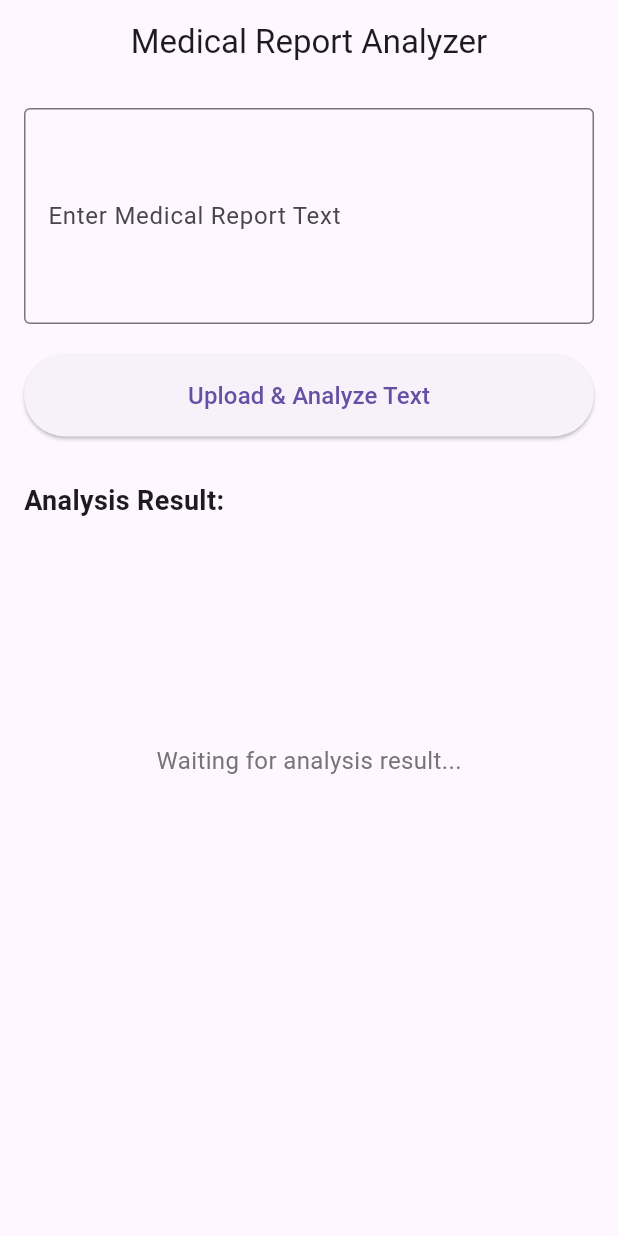
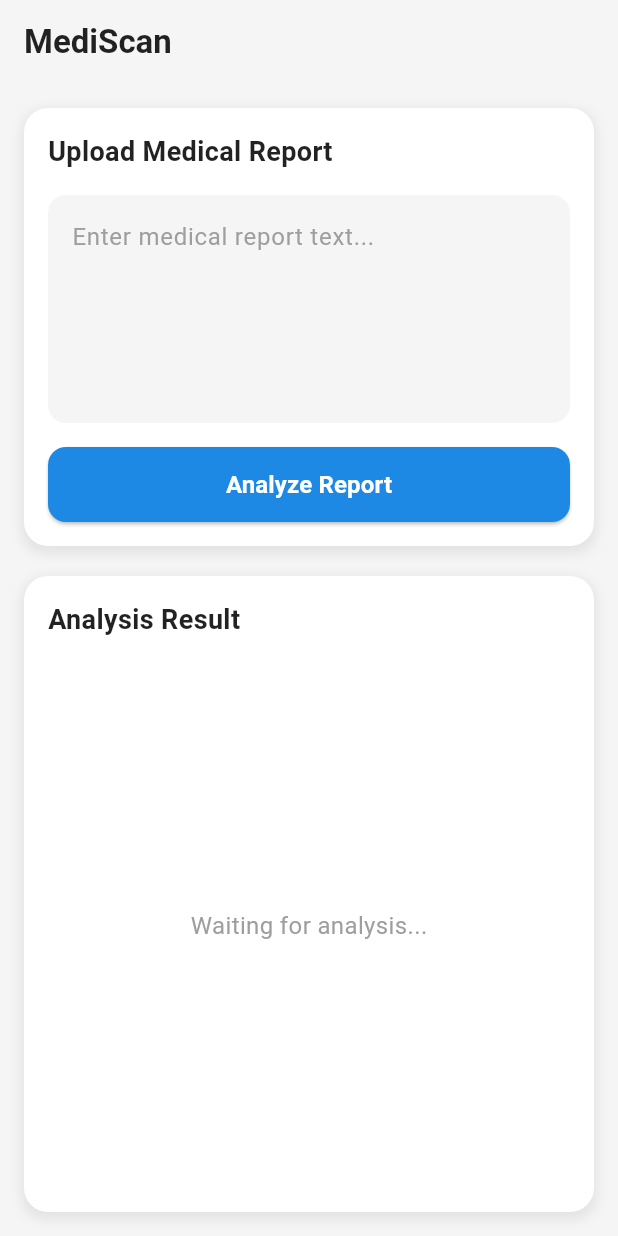
Before and after one commit to SharmaNityam/MediScan, a Flutter app: the screen it shows after launch, on a phone screen of 412 x 824 dp. Run offline on Flutter 3.47's test engine with Material 3 defaults, Android fonts, the light colour scheme and no system bars; our stand-ins replace cloud_firestore, firebase_auth, firebase_core; accounts and stored records are empty.

Commit message:
Update home_page.dart

```diff
--- a/lib/home_page.dart
+++ b/lib/home_page.dart
@@ -5,6 +5,8 @@ import 'package:http/http.dart' as http;
 import 'package:firebase_auth/firebase_auth.dart';
 
 class HomePage extends StatefulWidget {
+  const HomePage({Key? key}) : super(key: key);
+
   @override
   _HomePageState createState() => _HomePageState();
 }
@@ -17,7 +19,6 @@ class _HomePageState extends State<HomePage> {
   final FirebaseFirestore _firestore = FirebaseFirestore.instance;
   final TextEditingController _controller = TextEditingController();
 
-  // Upload Text to Firestore and Analyze
   Future<void> uploadText() async {
     if (!_formKey.currentState!.validate()) return;
 
@@ -27,30 +28,26 @@ class _HomePageState extends State<HomePage> {
     });
 
     try {
-      // Ensure user is authenticated before uploading text
       if (FirebaseAuth.instance.currentUser == null) {
         await FirebaseAuth.instance.signInAnonymously();
       }
 
-      // Add text to Firestore
       DocumentReference docRef = await _firestore.collection('texts').add({
         'text': _textInput,
         'timestamp': FieldValue.serverTimestamp(),
       });
 
-      // Start listening for analysis results
       listenForAnalysisResults(docRef.id);
-
-      // Call HTTP endpoint for text analysis
       await analyzeText(docRef.id, _textInput);
 
       ScaffoldMessenger.of(context).showSnackBar(
-        SnackBar(content: Text('Text uploaded and analysis started!')),
+        const SnackBar(content: Text('Text uploaded and analysis started!')),
       );
     } catch (e) {
       print("Error uploading text: $e");
       ScaffoldMessenger.of(context).showSnackBar(
-        SnackBar(content: Text('Error uploading text. Please try again.')),
+        const SnackBar(
+            content: Text('Error uploading text. Please try again.')),
       );
     } finally {
       setState(() {
@@ -59,7 +56,6 @@ class _HomePageState extends State<HomePage> {
     }
   }
 
-  // Analyze Text via Firebase Genkit
   Future<void> analyzeText(String docId, String text) async {
     try {
       final response = await http.post(
@@ -95,12 +91,12 @@ class _HomePageState extends State<HomePage> {
     } catch (e) {
       print("Error analyzing text: $e");
       ScaffoldMessenger.of(context).showSnackBar(
-        SnackBar(content: Text('Error analyzing text. Please try again.')),
+        const SnackBar(
+            content: Text('Error analyzing text. Please try again.')),
       );
     }
   }
 
-  // Listen for Firestore updates and display analysis results in real time
   void listenForAnalysisResults(String docId) {
     _firestore.collection('texts').doc(docId).snapshots().listen((snapshot) {
       if (snapshot.exists && snapshot.data() != null) {
@@ -121,15 +117,70 @@ class _HomePageState extends State<HomePage> {
     super.dispose();
   }
 
-  Widget _buildTextInput() {
-    return TextFormField(
+  @override
+  Widget build(BuildContext context) {
+    return Scaffold(
+      backgroundColor: const Color(0xFFF5F5F5),
+      appBar: AppBar(
+        elevation: 0,
+        backgroundColor: Colors.transparent,
+        title: Text(
+          'MediScan',
+          style: TextStyle(
+            color: Colors.black87,
+            fontWeight: FontWeight.bold,
+            fontSize: 22,
+          ),
+        ),
+        centerTitle: false,
+      ),
+      body: SafeArea(
+        child: Padding(
+          padding: const EdgeInsets.all(16.0),
+          child: Column(
+            crossAxisAlignment: CrossAxisAlignment.stretch,
+            children: [
+              Container(
+                decoration: BoxDecoration(
+                  color: Colors.white,
+                  borderRadius: BorderRadius.circular(16),
+                  boxShadow: [
+                    BoxShadow(
+                      color: Colors.grey.withOpacity(0.2),
+                      spreadRadius: 2,
+                      blurRadius: 6,
+                      offset: Offset(0, 3),
+                    ),
+                  ],
+                ),
+                child: Padding(
+                  padding: const EdgeInsets.all(16.0),
+                  child: Column(
+                    crossAxisAlignment: CrossAxisAlignment.start,
+                    children: [
+                      Text(
+                        'Upload Medical Report',
+                        style: TextStyle(
+                          fontSize: 18,
+                          fontWeight: FontWeight.bold,
+                          color: Colors.black87,
+                        ),
+                      ),
+                      SizedBox(height: 16),
+                      Form(
+                        key: _formKey,
+                        child: TextFormField(
                           controller: _controller,
                           maxLines: 5,
                           decoration: InputDecoration(
-        labelText: "Enter Medical Report Text",
-        hintText: "Type or paste the report here...",
-        border: OutlineInputBorder(),
-        contentPadding: EdgeInsets.symmetric(vertical: 12.0, horizontal: 12.0),
+                            hintText: 'Enter medical report text...',
+                            hintStyle: TextStyle(color: Colors.grey),
+                            fillColor: Colors.grey[100],
+                            filled: true,
+                            border: OutlineInputBorder(
+                              borderRadius: BorderRadius.circular(12),
+                              borderSide: BorderSide.none,
+                            ),
                           ),
                           validator: (value) {
                             if (value == null || value.trim().isEmpty) {
@@ -140,83 +191,104 @@ class _HomePageState extends State<HomePage> {
                           onChanged: (value) {
                             _textInput = value;
                           },
-    );
-  }
-
-  Widget _buildAnalysisDisplay() {
-    return _latestAnalysis != null
+                        ),
+                      ),
+                      SizedBox(height: 16),
+                      ElevatedButton(
+                        onPressed: _isLoading ? null : uploadText,
+                        style: ElevatedButton.styleFrom(
+                          backgroundColor: Colors.blue[600],
+                          foregroundColor: Colors.white,
+                          minimumSize: Size(double.infinity, 50),
+                          shape: RoundedRectangleBorder(
+                            borderRadius: BorderRadius.circular(12),
+                          ),
+                        ),
+                        child: _isLoading
+                            ? SizedBox(
+                                height: 24,
+                                width: 24,
+                                child: CircularProgressIndicator(
+                                  strokeWidth: 3,
+                                  valueColor: AlwaysStoppedAnimation<Color>(
+                                      Colors.white),
+                                ),
+                              )
+                            : Text(
+                                'Analyze Report',
+                                style: TextStyle(
+                                  fontSize: 16,
+                                  fontWeight: FontWeight.bold,
+                                ),
+                              ),
+                      ),
+                    ],
+                  ),
+                ),
+              ),
+              SizedBox(height: 20),
+              Expanded(
+                child: Container(
+                  decoration: BoxDecoration(
+                    color: Colors.white,
+                    borderRadius: BorderRadius.circular(16),
+                    boxShadow: [
+                      BoxShadow(
+                        color: Colors.grey.withOpacity(0.2),
+                        spreadRadius: 2,
+                        blurRadius: 6,
+                        offset: Offset(0, 3),
+                      ),
+                    ],
+                  ),
+                  child: Padding(
+                    padding: const EdgeInsets.all(16.0),
+                    child: Column(
+                      crossAxisAlignment: CrossAxisAlignment.start,
+                      children: [
+                        Text(
+                          'Analysis Result',
+                          style: TextStyle(
+                            fontSize: 18,
+                            fontWeight: FontWeight.bold,
+                            color: Colors.black87,
+                          ),
+                        ),
+                        SizedBox(height: 16),
+                        Expanded(
+                          child: _latestAnalysis != null
                               ? Container(
-            padding: EdgeInsets.all(16.0),
+                                  width: double.infinity,
                                   decoration: BoxDecoration(
                                     color: Colors.grey[100],
-              borderRadius: BorderRadius.circular(8.0),
-              border: Border.all(color: Colors.grey[300]!),
+                                    borderRadius: BorderRadius.circular(12),
                                   ),
+                                  padding: EdgeInsets.all(12),
                                   child: SingleChildScrollView(
                                     child: Text(
                                       _latestAnalysis!,
-                style: TextStyle(fontSize: 16, fontFamily: 'Courier'),
+                                      style: TextStyle(
+                                        fontFamily: 'monospace',
+                                        fontSize: 14,
+                                        color: Colors.black87,
+                                      ),
                                     ),
                                   ),
                                 )
                               : Center(
                                   child: Text(
-              "Waiting for analysis result...",
-              style: TextStyle(fontSize: 16, color: Colors.grey[600]),
-            ),
-          );
-  }
-
-  @override
-  Widget build(BuildContext context) {
-    return Scaffold(
-      appBar: AppBar(
-        title: Text("Medical Report Analyzer"),
-        centerTitle: true,
-      ),
-      body: Padding(
-        padding: EdgeInsets.all(16.0),
-        child: SingleChildScrollView(
-          child: Column(
-            children: [
-              Form(
-                key: _formKey,
-                child: _buildTextInput(),
-              ),
-              SizedBox(height: 20),
-              SizedBox(
-                width: double.infinity,
-                child: ElevatedButton(
-                  onPressed: _isLoading ? null : uploadText,
-                  style: ElevatedButton.styleFrom(
-                    padding: EdgeInsets.symmetric(vertical: 16.0),
-                  ),
-                  child: _isLoading
-                      ? CircularProgressIndicator(
-                          valueColor:
-                              AlwaysStoppedAnimation<Color>(Colors.white),
-                        )
-                      : Text(
-                          "Upload & Analyze Text",
-                          style: TextStyle(fontSize: 16),
+                                    'Waiting for analysis...',
+                                    style: TextStyle(
+                                      color: Colors.grey,
+                                      fontSize: 16,
                                     ),
                                   ),
                                 ),
-              SizedBox(height: 30),
-              Align(
-                alignment: Alignment.centerLeft,
-                child: Text(
-                  "Analysis Result:",
-                  style: TextStyle(
-                    fontSize: 18,
-                    fontWeight: FontWeight.bold,
+                        ),
+                      ],
                     ),
                   ),
                 ),
-              SizedBox(height: 10),
-              Container(
-                height: 300,
-                child: _buildAnalysisDisplay(),
               ),
             ],
           ),
```
Lines whose indentation alone changed are shown as unchanged.
